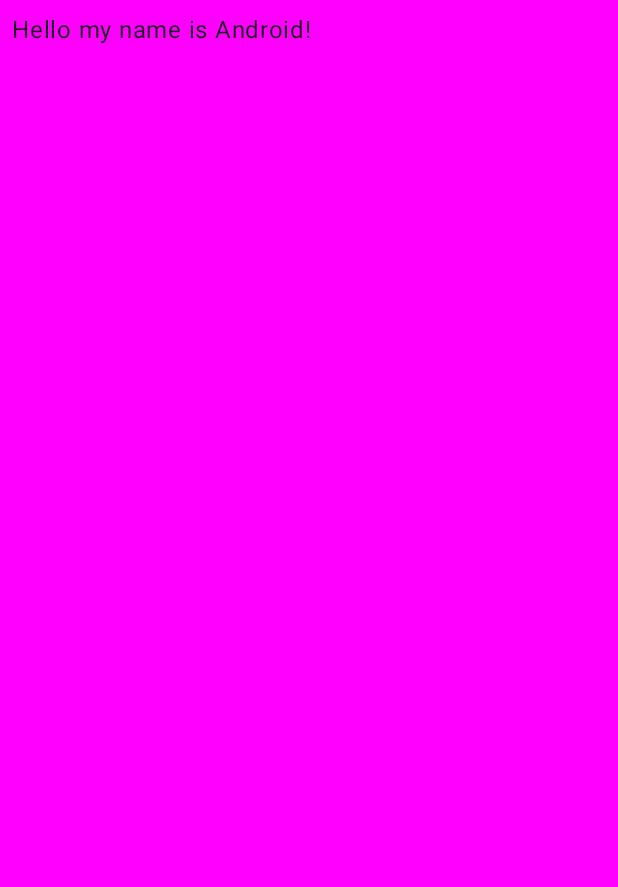
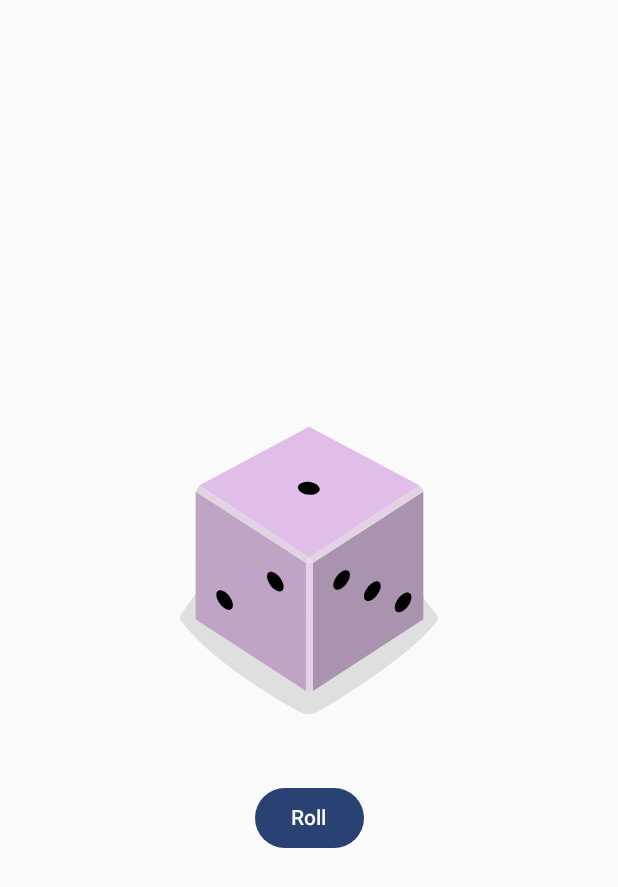
Before and after one commit to OmneyaOsman/ComposeCamp, an Android app built with Jetpack Compose: the screen it shows after launch (MainActivity), on a phone screen of 412 x 824 dp. Before the commit the part shown is almost empty. Shown: the top 887 px of the screen. Run offline under Robolectric (Android 15) with nearby library versions, the phone set to English and light mode, and no system bars.

Commit message:
dice roll

```diff
--- a/app/src/main/java/com/omni/composecamp/MainActivity.kt
+++ b/app/src/main/java/com/omni/composecamp/MainActivity.kt
@@ -3,15 +3,24 @@ package com.omni.composecamp
 import android.os.Bundle
 import androidx.activity.ComponentActivity
 import androidx.activity.compose.setContent
-import androidx.compose.foundation.layout.Box
+import androidx.compose.foundation.Image
+import androidx.compose.foundation.layout.Column
+import androidx.compose.foundation.layout.Spacer
 import androidx.compose.foundation.layout.fillMaxSize
-import androidx.compose.foundation.layout.padding
-import androidx.compose.material3.MaterialTheme
-import androidx.compose.material3.Surface
+import androidx.compose.foundation.layout.height
+import androidx.compose.foundation.layout.wrapContentSize
+import androidx.compose.material3.Button
 import androidx.compose.material3.Text
 import androidx.compose.runtime.Composable
+import androidx.compose.runtime.getValue
+import androidx.compose.runtime.mutableStateOf
+import androidx.compose.runtime.remember
+import androidx.compose.runtime.getValue
+import androidx.compose.runtime.setValue
+import androidx.compose.ui.Alignment
 import androidx.compose.ui.Modifier
-import androidx.compose.ui.graphics.Color
+import androidx.compose.ui.res.painterResource
+import androidx.compose.ui.res.stringResource
 import androidx.compose.ui.tooling.preview.Preview
 import androidx.compose.ui.unit.dp
 import com.omni.composecamp.ui.theme.ComposeCampTheme
@@ -21,32 +30,40 @@ class MainActivity : ComponentActivity() {
         super.onCreate(savedInstanceState)
         setContent {
             ComposeCampTheme {
-                // A surface container using the 'background' color from the theme
-                Surface(
-                    modifier = Modifier.fillMaxSize(),
-                    color = MaterialTheme.colorScheme.background
-                ) {
-                    Greeting("Android")
-                }
+                DiceRollerApp()
             }
         }
     }
 }
 
+@Preview
 @Composable
-fun Greeting(name: String, modifier: Modifier = Modifier) {
-    Surface(color = Color.Magenta) {
-        Text(
-            text = "Hello my name is $name!",
-            modifier = modifier.padding(8.dp)
-        )
-    }
+fun DiceRollerApp() {
+    DiceRollerImageAndButton()
 }
 
-@Preview(showBackground = true)
 @Composable
-fun GreetingPreview() {
-    ComposeCampTheme {
-        Greeting("Android")
+fun DiceRollerImageAndButton(
+    modifier: Modifier = Modifier
+        .fillMaxSize()
+        .wrapContentSize(Alignment.Center)
+) {
+
+    Column(modifier, horizontalAlignment = Alignment.CenterHorizontally) {
+        var result by remember { mutableStateOf(1) }
+        val imageResource = when(result){
+            1-> R.drawable.dice_1
+            2-> R.drawable.dice_2
+            3-> R.drawable.dice_3
+            4-> R.drawable.dice_4
+            5-> R.drawable.dice_5
+            else -> {R.drawable.dice_6}
+        }
+        Image(painter = painterResource(imageResource), contentDescription = result.toString())
+        Spacer(modifier = Modifier.height(16.dp))
+        Button(onClick = { result = (1..6).random() }) {
+            Text(text = stringResource(R.string.roll))
+        }
     }
+
 }
--- /dev/null
+++ b/app/src/main/res/drawable/dice_1.xml
@@ -0,0 +1,66 @@
+<!--
+  ~ Copyright 2022, The Android Open Source Project
+  ~
+  ~ Licensed under the Apache License, Version 2.0 (the "License");
+  ~ you may not use this file except in compliance with the License.
+  ~ You may obtain a copy of the License at
+  ~
+  ~     http://www.apache.org/licenses/LICENSE-2.0
+  ~
+  ~ Unless required by applicable law or agreed to in writing, software
+  ~ distributed under the License is distributed on an "AS IS" BASIS,
+  ~ WITHOUT WARRANTIES OR CONDITIONS OF ANY KIND, either express or implied.
+  ~ See the License for the specific language governing permissions and
+  ~ limitations under the License.
+  -->
+
+<vector xmlns:android="http://schemas.android.com/apk/res/android"
+    android:width="200dp"
+    android:height="250dp"
+    android:viewportWidth="800"
+    android:viewportHeight="1000">
+    <path
+        android:fillAlpha="0.5"
+        android:fillColor="#C5C4C4"
+        android:pathData="M740.8,635.42c-68.27,90.47 -249.77,201.76 -316,240.63a50.7,50.7 0,0 1,-49.93 0.81c-64.19,-35 -234.09,-133.88 -315.65,-242a14.69,14.69 0,0 1,-0.12 -17.49c77.58,-106.29 159.67,-258.89 341.06,-258.89 182,0 242.19,139.08 340.27,258.88A14.62,14.62 0,0 1,740.8 635.42Z"
+        android:strokeAlpha="0.5" />
+    <path
+        android:fillColor="#AA93AE"
+        android:pathData="M704.9,630l-294.29,191.06l0,-340.85l294.29,-191.06l0,340.85z" />
+    <path
+        android:fillColor="#C0A4C5"
+        android:pathData="M97.59,630l294.29,191.06l0,-340.85l-294.29,-191.06l0,340.85z" />
+    <path
+        android:fillColor="#E1BEE7"
+        android:pathData="M400.14,464.73l-293.19,-191.45l293.19,-156.31l295.39,156.31l-295.39,191.45z" />
+    <path
+        android:fillColor="#E2D3E4"
+        android:pathData="M106.95,273.28l-9.36,15.87l294.29,191.06l8.26,-15.48l-293.19,-191.45z" />
+    <path
+        android:fillColor="#E2D3E4"
+        android:pathData="M695.53,273.28l9.37,15.87l-294.29,191.06l-10.47,-15.48l295.39,-191.45z" />
+    <path
+        android:fillColor="#E2D3E4"
+        android:pathData="M391.88,480.21h18.73v340.85h-18.73z" />
+    <path
+        android:fillColor="#E7DCE8"
+        android:pathData="M400.14,464.73l-8.26,15.48l18.73,0l-10.47,-15.48z" />
+    <path
+        android:fillColor="#000000"
+        android:pathData="M397.45,297.62a16.9,28.71 97.07,1 0,4.16 -33.54a16.9,28.71 97.07,1 0,-4.16 33.54z" />
+    <path
+        android:fillColor="#000000"
+        android:pathData="M297.17,539.02a30.12,16.11 53.82,1 0,26.01 -19.02a30.12,16.11 53.82,1 0,-26.01 19.02z" />
+    <path
+        android:fillColor="#000000"
+        android:pathData="M161.96,588.24a30.12,16.11 53.82,1 0,26.01 -19.02a30.12,16.11 53.82,1 0,-26.01 19.02z" />
+    <path
+        android:fillColor="#000000"
+        android:pathData="M551.15,579.45a30.12,16.11 126.18,1 0,35.56 -48.62a30.12,16.11 126.18,1 0,-35.56 48.62z" />
+    <path
+        android:fillColor="#000000"
+        android:pathData="M469.12,549.58a30.12,16.11 126.18,1 0,35.56 -48.62a30.12,16.11 126.18,1 0,-35.56 48.62z" />
+    <path
+        android:fillColor="#000000"
+        android:pathData="M633.17,609.29a30.12,16.11 126.18,1 0,35.56 -48.62a30.12,16.11 126.18,1 0,-35.56 48.62z" />
+</vector>
--- /dev/null
+++ b/app/src/main/res/drawable/dice_2.xml
@@ -0,0 +1,66 @@
+<!--
+  ~ Copyright 2022, The Android Open Source Project
+  ~
+  ~ Licensed under the Apache License, Version 2.0 (the "License");
+  ~ you may not use this file except in compliance with the License.
+  ~ You may obtain a copy of the License at
+  ~
+  ~     http://www.apache.org/licenses/LICENSE-2.0
+  ~
+  ~ Unless required by applicable law or agreed to in writing, software
+  ~ distributed under the License is distributed on an "AS IS" BASIS,
+  ~ WITHOUT WARRANTIES OR CONDITIONS OF ANY KIND, either express or implied.
+  ~ See the License for the specific language governing permissions and
+  ~ limitations under the License.
+  -->
+
+<vector xmlns:android="http://schemas.android.com/apk/res/android"
+    android:width="200dp"
+    android:height="250dp"
+    android:viewportWidth="800"
+    android:viewportHeight="1000">
+    <path
+        android:fillAlpha="0.5"
+        android:fillColor="#C5C4C4"
+        android:pathData="M740.8,635.42c-68.27,90.47 -249.77,201.76 -316,240.63a50.7,50.7 0,0 1,-49.93 0.81c-64.19,-35 -234.09,-133.88 -315.65,-242a14.69,14.69 0,0 1,-0.12 -17.49c77.58,-106.29 159.67,-258.89 341.06,-258.89 182,0 242.19,139.08 340.27,258.88A14.62,14.62 0,0 1,740.8 635.42Z"
+        android:strokeAlpha="0.5" />
+    <path
+        android:fillColor="#AA93AE"
+        android:pathData="M704.9,630l-294.29,191.06l0,-340.85l294.29,-191.06l0,340.85z" />
+    <path
+        android:fillColor="#C0A4C5"
+        android:pathData="M97.59,630l294.29,191.06l0,-340.85l-294.29,-191.06l0,340.85z" />
+    <path
+        android:fillColor="#E1BEE7"
+        android:pathData="M400.14,464.73l-293.19,-191.45l293.19,-156.31l295.39,156.31l-295.39,191.45z" />
+    <path
+        android:fillColor="#E2D3E4"
+        android:pathData="M106.95,273.28l-9.36,15.87l294.29,191.06l8.26,-15.48l-293.19,-191.45z" />
+    <path
+        android:fillColor="#E2D3E4"
+        android:pathData="M695.53,273.28l9.37,15.87l-294.29,191.06l-10.47,-15.48l295.39,-191.45z" />
+    <path
+        android:fillColor="#E2D3E4"
+        android:pathData="M391.88,480.21h18.73v340.85h-18.73z" />
+    <path
+        android:fillColor="#E7DCE8"
+        android:pathData="M400.14,464.73l-8.26,15.48l18.73,0l-10.47,-15.48z" />
+    <path
+        android:fillColor="#000000"
+        android:pathData="M520.85,303.25a16.9,28.71 97.07,1 0,4.16 -33.54a16.9,28.71 97.07,1 0,-4.16 33.54z" />
+    <path
+        android:fillColor="#000000"
+        android:pathData="M273.33,291.99a16.9,28.71 97.07,1 0,4.16 -33.54a16.9,28.71 97.07,1 0,-4.16 33.54z" />
+    <path
+        android:fillColor="#000000"
+        android:pathData="M229.56,563.64a30.12,16.11 53.82,1 0,26.01 -19.02a30.12,16.11 53.82,1 0,-26.01 19.02z" />
+    <path
+        android:fillColor="#000000"
+        android:pathData="M311.58,533.77a30.12,16.11 53.82,1 0,26.01 -19.02a30.12,16.11 53.82,1 0,-26.01 19.02z" />
+    <path
+        android:fillColor="#000000"
+        android:pathData="M147.54,593.49a30.12,16.11 53.82,1 0,26.01 -19.02a30.12,16.11 53.82,1 0,-26.01 19.02z" />
+    <path
+        android:fillColor="#000000"
+        android:pathData="M551.15,579.45a30.12,16.11 126.18,1 0,35.56 -48.62a30.12,16.11 126.18,1 0,-35.56 48.62z" />
+</vector>
--- /dev/null
+++ b/app/src/main/res/drawable/dice_3.xml
@@ -0,0 +1,66 @@
+<!--
+  ~ Copyright 2022, The Android Open Source Project
+  ~
+  ~ Licensed under the Apache License, Version 2.0 (the "License");
+  ~ you may not use this file except in compliance with the License.
+  ~ You may obtain a copy of the License at
+  ~
+  ~     http://www.apache.org/licenses/LICENSE-2.0
+  ~
+  ~ Unless required by applicable law or agreed to in writing, software
+  ~ distributed under the License is distributed on an "AS IS" BASIS,
+  ~ WITHOUT WARRANTIES OR CONDITIONS OF ANY KIND, either express or implied.
+  ~ See the License for the specific language governing permissions and
+  ~ limitations under the License.
+  -->
+
+<vector xmlns:android="http://schemas.android.com/apk/res/android"
+    android:width="200dp"
+    android:height="250dp"
+    android:viewportWidth="800"
+    android:viewportHeight="1000">
+    <path
+        android:fillAlpha="0.5"
+        android:fillColor="#C5C4C4"
+        android:pathData="M740.8,635.42c-68.27,90.47 -249.77,201.76 -316,240.63a50.7,50.7 0,0 1,-49.93 0.81c-64.19,-35 -234.09,-133.88 -315.65,-242a14.69,14.69 0,0 1,-0.12 -17.49c77.58,-106.29 159.67,-258.89 341.06,-258.89 182,0 242.19,139.08 340.27,258.88A14.62,14.62 0,0 1,740.8 635.42Z"
+        android:strokeAlpha="0.5" />
+    <path
+        android:fillColor="#AA93AE"
+        android:pathData="M704.9,630l-294.29,191.06l0,-340.85l294.29,-191.06l0,340.85z" />
+    <path
+        android:fillColor="#C0A4C5"
+        android:pathData="M97.59,630l294.29,191.06l0,-340.85l-294.29,-191.06l0,340.85z" />
+    <path
+        android:fillColor="#E1BEE7"
+        android:pathData="M400.14,464.73l-293.19,-191.45l293.19,-156.31l295.39,156.31l-295.39,191.45z" />
+    <path
+        android:fillColor="#E2D3E4"
+        android:pathData="M106.95,273.28l-9.36,15.87l294.29,191.06l8.26,-15.48l-293.19,-191.45z" />
+    <path
+        android:fillColor="#E2D3E4"
+        android:pathData="M695.53,273.28l9.37,15.87l-294.29,191.06l-10.47,-15.48l295.39,-191.45z" />
+    <path
+        android:fillColor="#E2D3E4"
+        android:pathData="M391.88,480.21h18.73v340.85h-18.73z" />
+    <path
+        android:fillColor="#E7DCE8"
+        android:pathData="M400.14,464.73l-8.26,15.48l18.73,0l-10.47,-15.48z" />
+    <path
+        android:fillColor="#000000"
+        android:pathData="M398.11,297.62a16.9,28.71 97.07,1 0,4.16 -33.54a16.9,28.71 97.07,1 0,-4.16 33.54z" />
+    <path
+        android:fillColor="#000000"
+        android:pathData="M548.27,304.46a16.9,28.71 97.07,1 0,4.16 -33.54a16.9,28.71 97.07,1 0,-4.16 33.54z" />
+    <path
+        android:fillColor="#000000"
+        android:pathData="M247.95,290.79a16.9,28.71 97.07,1 0,4.16 -33.54a16.9,28.71 97.07,1 0,-4.16 33.54z" />
+    <path
+        android:fillColor="#000000"
+        android:pathData="M229.56,563.64a30.12,16.11 53.82,1 0,26.01 -19.02a30.12,16.11 53.82,1 0,-26.01 19.02z" />
+    <path
+        android:fillColor="#000000"
+        android:pathData="M483.54,554.83a30.12,16.11 126.18,1 0,35.56 -48.62a30.12,16.11 126.18,1 0,-35.56 48.62z" />
+    <path
+        android:fillColor="#000000"
+        android:pathData="M618.75,604.04a30.12,16.11 126.18,1 0,35.56 -48.62a30.12,16.11 126.18,1 0,-35.56 48.62z" />
+</vector>
--- /dev/null
+++ b/app/src/main/res/drawable/dice_4.xml
@@ -0,0 +1,69 @@
+<!--
+  ~ Copyright 2022, The Android Open Source Project
+  ~
+  ~ Licensed under the Apache License, Version 2.0 (the "License");
+  ~ you may not use this file except in compliance with the License.
+  ~ You may obtain a copy of the License at
+  ~
+  ~     http://www.apache.org/licenses/LICENSE-2.0
+  ~
+  ~ Unless required by applicable law or agreed to in writing, software
+  ~ distributed under the License is distributed on an "AS IS" BASIS,
+  ~ WITHOUT WARRANTIES OR CONDITIONS OF ANY KIND, either express or implied.
+  ~ See the License for the specific language governing permissions and
+  ~ limitations under the License.
+  -->
+
+<vector xmlns:android="http://schemas.android.com/apk/res/android"
+    android:width="200dp"
+    android:height="250dp"
+    android:viewportWidth="800"
+    android:viewportHeight="1000">
+    <path
+        android:fillAlpha="0.5"
+        android:fillColor="#C5C4C4"
+        android:pathData="M740.8,635.42c-68.27,90.47 -249.77,201.76 -316,240.63a50.7,50.7 0,0 1,-49.93 0.81c-64.19,-35 -234.09,-133.88 -315.65,-242a14.69,14.69 0,0 1,-0.12 -17.49c77.58,-106.29 159.67,-258.89 341.06,-258.89 182,0 242.19,139.08 340.27,258.88A14.62,14.62 0,0 1,740.8 635.42Z"
+        android:strokeAlpha="0.5" />
+    <path
+        android:fillColor="#AA93AE"
+        android:pathData="M704.9,630l-294.29,191.06l0,-340.85l294.29,-191.06l0,340.85z" />
+    <path
+        android:fillColor="#C0A4C5"
+        android:pathData="M97.59,630l294.29,191.06l0,-340.85l-294.29,-191.06l0,340.85z" />
+    <path
+        android:fillColor="#E1BEE7"
+        android:pathData="M400.14,464.73l-293.19,-191.45l293.19,-156.31l295.39,156.31l-295.39,191.45z" />
+    <path
+        android:fillColor="#E2D3E4"
+        android:pathData="M106.95,273.28l-9.36,15.87l294.29,191.06l8.26,-15.48l-293.19,-191.45z" />
+    <path
+        android:fillColor="#E2D3E4"
+        android:pathData="M695.53,273.28l9.37,15.87l-294.29,191.06l-10.47,-15.48l295.39,-191.45z" />
+    <path
+        android:fillColor="#E2D3E4"
+        android:pathData="M391.88,480.21h18.73v340.85h-18.73z" />
+    <path
+        android:fillColor="#E7DCE8"
+        android:pathData="M400.14,464.73l-8.26,15.48l18.73,0l-10.47,-15.48z" />
+    <path
+        android:fillColor="#000000"
+        android:pathData="M530.08,303.65a16.9,28.71 97.07,1 0,4.16 -33.54a16.9,28.71 97.07,1 0,-4.16 33.54z" />
+    <path
+        android:fillColor="#000000"
+        android:pathData="M389.68,218.17a16.9,28.71 97.07,1 0,4.16 -33.54a16.9,28.71 97.07,1 0,-4.16 33.54z" />
+    <path
+        android:fillColor="#000000"
+        android:pathData="M405.35,377.09a16.9,28.71 97.07,1 0,4.16 -33.54a16.9,28.71 97.07,1 0,-4.16 33.54z" />
+    <path
+        android:fillColor="#000000"
+        android:pathData="M264.95,291.6a16.9,28.71 97.07,1 0,4.16 -33.54a16.9,28.71 97.07,1 0,-4.16 33.54z" />
+    <path
+        android:fillColor="#000000"
+        android:pathData="M297.17,541.59a30.12,16.11 53.82,1 0,26.01 -19.02a30.12,16.11 53.82,1 0,-26.01 19.02z" />
+    <path
+        android:fillColor="#000000"
+        android:pathData="M161.96,590.81a30.12,16.11 53.82,1 0,26.01 -19.02a30.12,16.11 53.82,1 0,-26.01 19.02z" />
+    <path
+        android:fillColor="#000000"
+        android:pathData="M551.15,579.45a30.12,16.11 126.18,1 0,35.56 -48.62a30.12,16.11 126.18,1 0,-35.56 48.62z" />
+</vector>
--- /dev/null
+++ b/app/src/main/res/drawable/dice_5.xml
@@ -0,0 +1,75 @@
+<!--
+  ~ Copyright 2022, The Android Open Source Project
+  ~
+  ~ Licensed under the Apache License, Version 2.0 (the "License");
+  ~ you may not use this file except in compliance with the License.
+  ~ You may obtain a copy of the License at
+  ~
+  ~     http://www.apache.org/licenses/LICENSE-2.0
+  ~
+  ~ Unless required by applicable law or agreed to in writing, software
+  ~ distributed under the License is distributed on an "AS IS" BASIS,
+  ~ WITHOUT WARRANTIES OR CONDITIONS OF ANY KIND, either express or implied.
+  ~ See the License for the specific language governing permissions and
+  ~ limitations under the License.
+  -->
+
+<vector xmlns:android="http://schemas.android.com/apk/res/android"
+    android:width="200dp"
+    android:height="250dp"
+    android:viewportWidth="800"
+    android:viewportHeight="1000">
+    <path
+        android:fillAlpha="0.5"
+        android:fillColor="#C5C4C4"
+        android:pathData="M740.8,635.42c-68.27,90.47 -249.77,201.76 -316,240.63a50.7,50.7 0,0 1,-49.93 0.81c-64.19,-35 -234.09,-133.88 -315.65,-242a14.69,14.69 0,0 1,-0.12 -17.49c77.58,-106.29 159.67,-258.89 341.06,-258.89 182,0 242.19,139.08 340.27,258.88A14.62,14.62 0,0 1,740.8 635.42Z"
+        android:strokeAlpha="0.5" />
+    <path
+        android:fillColor="#AA93AE"
+        android:pathData="M704.9,630l-294.29,191.06l0,-340.85l294.29,-191.06l0,340.85z" />
+    <path
+        android:fillColor="#C0A4C5"
+        android:pathData="M97.59,630l294.29,191.06l0,-340.85l-294.29,-191.06l0,340.85z" />
+    <path
+        android:fillColor="#E1BEE7"
+        android:pathData="M400.14,464.73l-293.19,-191.45l293.19,-156.31l295.39,156.31l-295.39,191.45z" />
+    <path
+        android:fillColor="#E2D3E4"
+        android:pathData="M106.95,273.28l-9.36,15.87l294.29,191.06l8.26,-15.48l-293.19,-191.45z" />
+    <path
+        android:fillColor="#E2D3E4"
+        android:pathData="M695.53,273.28l9.37,15.87l-294.29,191.06l-10.47,-15.48l295.39,-191.45z" />
+    <path
+        android:fillColor="#E2D3E4"
+        android:pathData="M391.88,480.21h18.73v340.85h-18.73z" />
+    <path
+        android:fillColor="#E7DCE8"
+        android:pathData="M400.14,464.73l-8.26,15.48l18.73,0l-10.47,-15.48z" />
+    <path
+        android:fillColor="#000000"
+        android:pathData="M397.05,297.63a16.9,28.71 97.07,1 0,4.16 -33.54a16.9,28.71 97.07,1 0,-4.16 33.54z" />
+    <path
+        android:fillColor="#000000"
+        android:pathData="M547.21,304.45a16.9,28.71 97.07,1 0,4.16 -33.54a16.9,28.71 97.07,1 0,-4.16 33.54z" />
+    <path
+        android:fillColor="#000000"
+        android:pathData="M388.17,207.62a16.9,28.71 97.07,1 0,4.16 -33.54a16.9,28.71 97.07,1 0,-4.16 33.54z" />
+    <path
+        android:fillColor="#000000"
+        android:pathData="M405.93,387.62a16.9,28.71 97.07,1 0,4.16 -33.54a16.9,28.71 97.07,1 0,-4.16 33.54z" />
+    <path
+        android:fillColor="#000000"
+        android:pathData="M246.89,290.79a16.9,28.71 97.07,1 0,4.16 -33.54a16.9,28.71 97.07,1 0,-4.16 33.54z" />
+    <path
+        android:fillColor="#000000"
+        android:pathData="M229.56,563.64a30.12,16.11 53.82,1 0,26.01 -19.02a30.12,16.11 53.82,1 0,-26.01 19.02z" />
+    <path
+        android:fillColor="#000000"
+        android:pathData="M551.15,579.45a30.12,16.11 126.18,1 0,35.56 -48.62a30.12,16.11 126.18,1 0,-35.56 48.62z" />
+    <path
+        android:fillColor="#000000"
+        android:pathData="M469.12,549.58a30.12,16.11 126.18,1 0,35.56 -48.62a30.12,16.11 126.18,1 0,-35.56 48.62z" />
+    <path
+        android:fillColor="#000000"
+        android:pathData="M633.17,609.29a30.12,16.11 126.18,1 0,35.56 -48.62a30.12,16.11 126.18,1 0,-35.56 48.62z" />
+</vector>
--- /dev/null
+++ b/app/src/main/res/drawable/dice_6.xml
@@ -0,0 +1,81 @@
+<!--
+  ~ Copyright 2022, The Android Open Source Project
+  ~
+  ~ Licensed under the Apache License, Version 2.0 (the "License");
+  ~ you may not use this file except in compliance with the License.
+  ~ You may obtain a copy of the License at
+  ~
+  ~     http://www.apache.org/licenses/LICENSE-2.0
+  ~
+  ~ Unless required by applicable law or agreed to in writing, software
+  ~ distributed under the License is distributed on an "AS IS" BASIS,
+  ~ WITHOUT WARRANTIES OR CONDITIONS OF ANY KIND, either express or implied.
+  ~ See the License for the specific language governing permissions and
+  ~ limitations under the License.
+  -->
+
+<vector xmlns:android="http://schemas.android.com/apk/res/android"
+    android:width="200dp"
+    android:height="250dp"
+    android:viewportWidth="800"
+    android:viewportHeight="1000">
+    <path
+        android:fillAlpha="0.5"
+        android:fillColor="#C5C4C4"
+        android:pathData="M740.8,635.42c-68.27,90.47 -249.77,201.76 -316,240.63a50.7,50.7 0,0 1,-49.93 0.81c-64.19,-35 -234.09,-133.88 -315.65,-242a14.69,14.69 0,0 1,-0.12 -17.49c77.58,-106.29 159.67,-258.89 341.06,-258.89 182,0 242.19,139.08 340.27,258.88A14.62,14.62 0,0 1,740.8 635.42Z"
+        android:strokeAlpha="0.5" />
+    <path
+        android:fillColor="#AA93AE"
+        android:pathData="M704.9,630l-294.29,191.06l0,-340.85l294.29,-191.06l0,340.85z" />
+    <path
+        android:fillColor="#C0A4C5"
+        android:pathData="M97.59,630l294.29,191.06l0,-340.85l-294.29,-191.06l0,340.85z" />
+    <path
+        android:fillColor="#E1BEE7"
+        android:pathData="M400.14,464.73l-293.19,-191.45l293.19,-156.31l295.39,156.31l-295.39,191.45z" />
+    <path
+        android:fillColor="#E2D3E4"
+        android:pathData="M106.95,273.28l-9.36,15.87l294.29,191.06l8.26,-15.48l-293.19,-191.45z" />
+    <path
+        android:fillColor="#E2D3E4"
+        android:pathData="M695.53,273.28l9.37,15.87l-294.29,191.06l-10.47,-15.48l295.39,-191.45z" />
+    <path
+        android:fillColor="#E2D3E4"
+        android:pathData="M391.88,480.21h18.73v340.85h-18.73z" />
+    <path
+        android:fillColor="#E7DCE8"
+        android:pathData="M400.14,464.73l-8.26,15.48l18.73,0l-10.47,-15.48z" />
+    <path
+        android:fillColor="#000000"
+        android:pathData="M326.53,254.89a16.9,28.71 97.07,1 0,4.16 -33.54a16.9,28.71 97.07,1 0,-4.16 33.54z" />
+    <path
+        android:fillColor="#000000"
+        android:pathData="M537.57,298.78a16.9,28.71 97.07,1 0,4.16 -33.54a16.9,28.71 97.07,1 0,-4.16 33.54z" />
+    <path
+        android:fillColor="#000000"
+        android:pathData="M397.17,213.3a16.9,28.71 97.07,1 0,4.16 -33.54a16.9,28.71 97.07,1 0,-4.16 33.54z" />
+    <path
+        android:fillColor="#000000"
+        android:pathData="M396.31,381.95a16.9,28.71 97.07,1 0,4.16 -33.54a16.9,28.71 97.07,1 0,-4.16 33.54z" />
+    <path
+        android:fillColor="#000000"
+        android:pathData="M255.91,296.47a16.9,28.71 97.07,1 0,4.16 -33.54a16.9,28.71 97.07,1 0,-4.16 33.54z" />
+    <path
+        android:fillColor="#000000"
+        android:pathData="M466.93,340.37a16.9,28.71 97.07,1 0,4.16 -33.54a16.9,28.71 97.07,1 0,-4.16 33.54z" />
+    <path
+        android:fillColor="#000000"
+        android:pathData="M230,563.64a30.12,16.11 53.82,1 0,26.01 -19.02a30.12,16.11 53.82,1 0,-26.01 19.02z" />
+    <path
+        android:fillColor="#000000"
+        android:pathData="M312.02,533.78a30.12,16.11 53.82,1 0,26.01 -19.02a30.12,16.11 53.82,1 0,-26.01 19.02z" />
+    <path
+        android:fillColor="#000000"
+        android:pathData="M147.96,593.48a30.12,16.11 53.82,1 0,26.01 -19.02a30.12,16.11 53.82,1 0,-26.01 19.02z" />
+    <path
+        android:fillColor="#000000"
+        android:pathData="M483.54,554.83a30.12,16.11 126.18,1 0,35.56 -48.62a30.12,16.11 126.18,1 0,-35.56 48.62z" />
+    <path
+        android:fillColor="#000000"
+        android:pathData="M618.75,604.04a30.12,16.11 126.18,1 0,35.56 -48.62a30.12,16.11 126.18,1 0,-35.56 48.62z" />
+</vector>
--- a/app/src/main/res/values/strings.xml
+++ b/app/src/main/res/values/strings.xml
@@ -1,3 +1,4 @@
 <resources>
     <string name="app_name">ComposeCamp</string>
+    <string name="roll">Roll</string>
 </resources>
```
